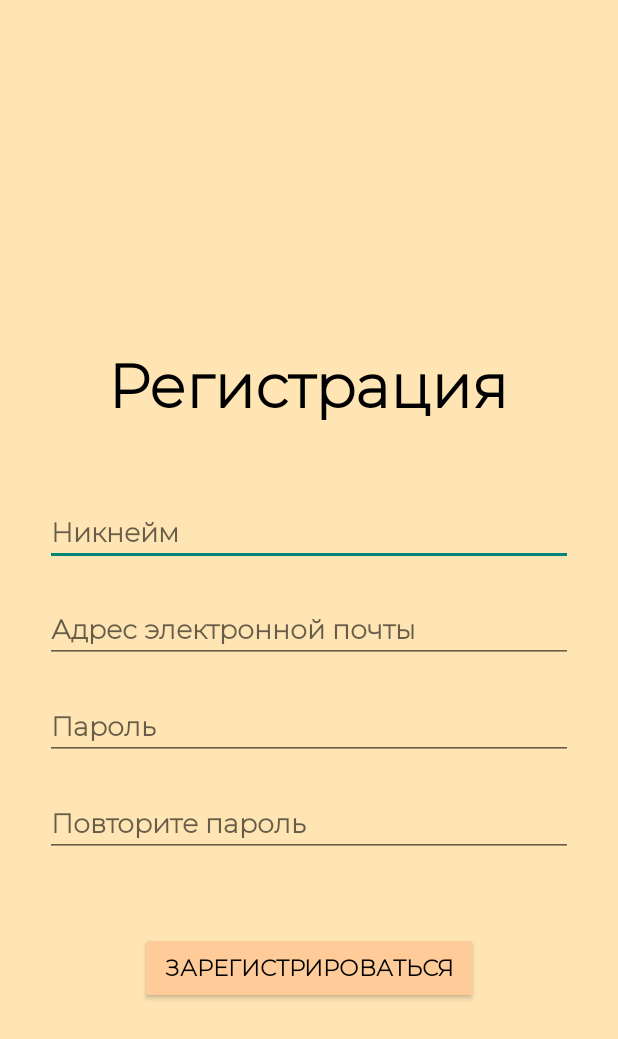
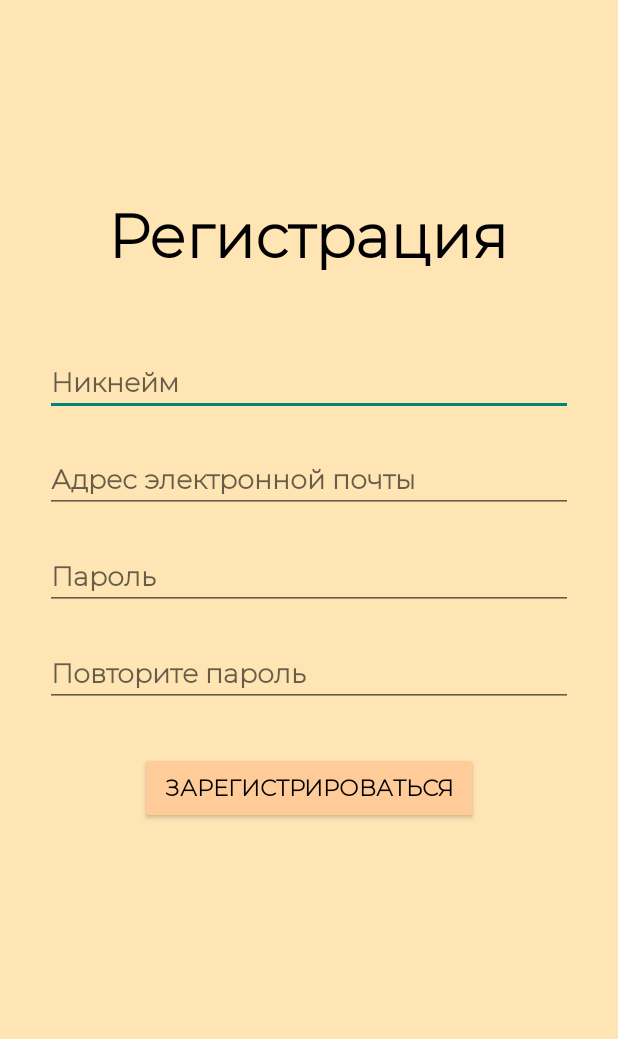
Before and after one commit to reepov/PoemsApp, an Android app: the RegisterUser screen opened directly, with no data from a screen before it, on a phone screen of 412 x 824 dp. Shown: the top 1039 px of the screen. Run offline under Robolectric (Android 15) with nearby library versions, the light colour scheme and no system bars.

Commit message:
some features

```diff
--- a/app/src/main/res/layout/register_layout.xml
+++ b/app/src/main/res/layout/register_layout.xml
@@ -10,7 +10,7 @@
         android:layout_height="wrap_content"
         android:layout_alignParentTop="true"
         android:layout_centerHorizontal="true"
-        android:layout_marginTop="200dp"
+        android:layout_marginTop="100dp"
         android:text="Регистрация"
         tools:ignore="HardcodedText"
         android:textSize="40sp" />
@@ -63,8 +63,29 @@
         android:layout_height="wrap_content"
         android:layout_below="@id/enterPasswordSecond"
         android:layout_centerHorizontal="true"
-        android:layout_marginTop="50dp"
+        android:layout_marginTop="30dp"
         android:text=" Зарегистрироваться "
+        tools:ignore="HardcodedText"
+        android:textSize="15sp"
+        android:backgroundTint="#ffcc99"/>
+    <EditText
+        android:id="@+id/enterCode"
+        android:layout_width="match_parent"
+        android:layout_height="wrap_content"
+        android:layout_below="@id/signIn"
+        android:hint="Введите проверочный код"
+        tools:ignore="Autofill,HardcodedText"
+        android:layout_marginTop="20dp"
+        android:cursorVisible="false"
+        android:inputType="text" />
+    <Button
+        android:id="@+id/sendCode"
+        android:layout_width="wrap_content"
+        android:layout_height="wrap_content"
+        android:layout_below="@id/enterCode"
+        android:layout_alignParentEnd="true"
+        android:layout_marginTop="20dp"
+        android:text="Отправить"
         tools:ignore="HardcodedText"
         android:textSize="15sp"
         android:backgroundTint="#ffcc99"/>
```
Also changed, not shown: app/src/main/java/com/example/myapplication/activities/LoginUser.kt (+1 -46 lines), app/src/main/java/com/example/myapplication/activities/RegisterUser.kt (+46 -6 lines).
